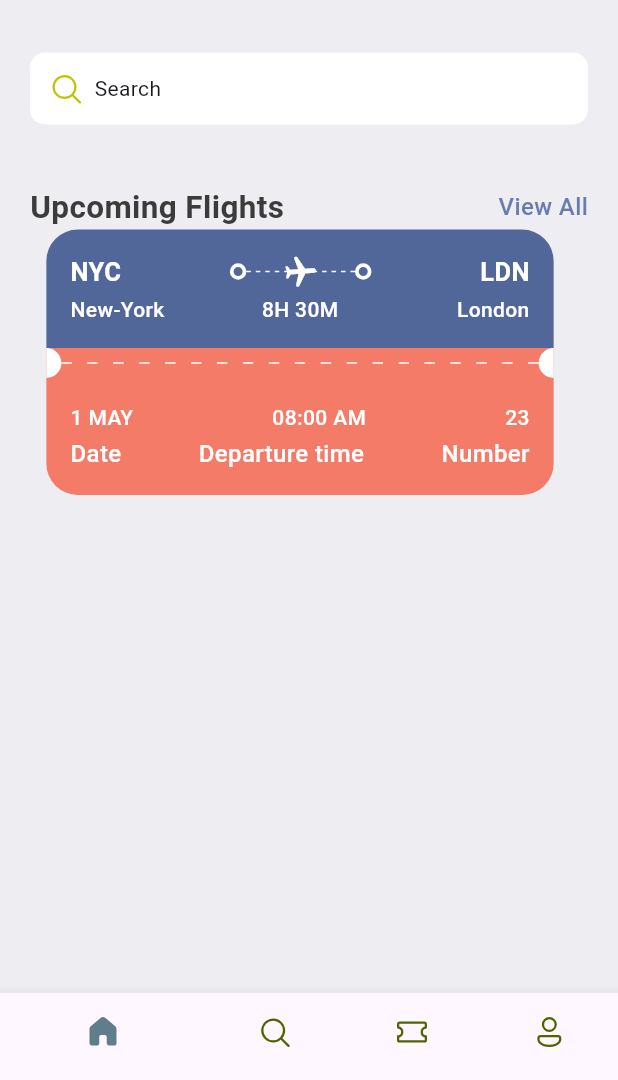
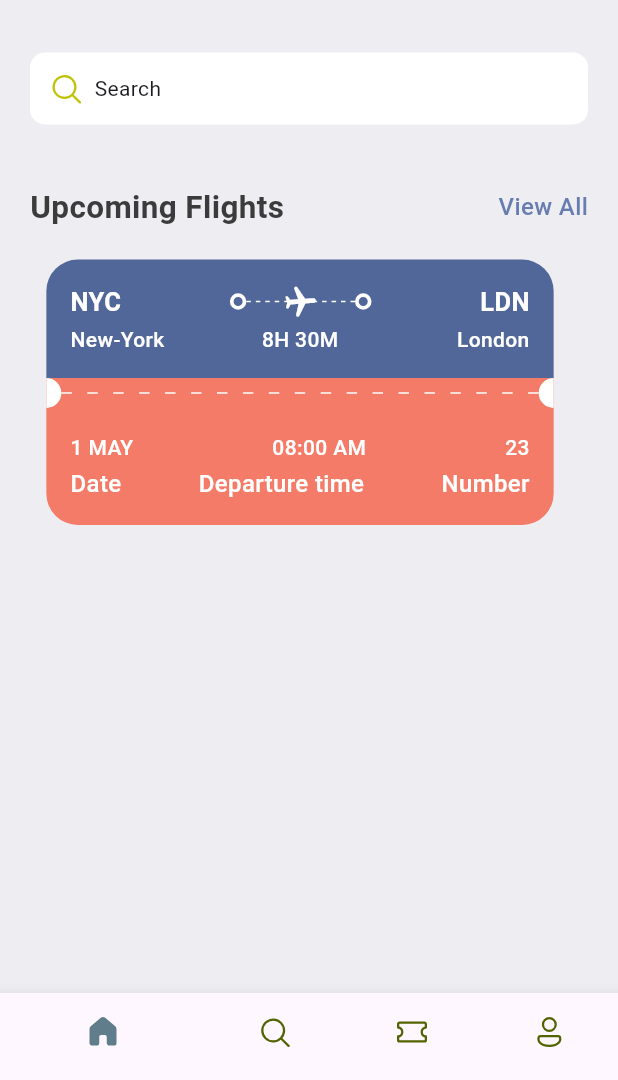
Before and after one commit to protzzz/flutter-test-demo, a Flutter app: the screen it shows after launch, on a phone screen of 412 x 824 dp, the part 156-1236 px from its top. Run offline on Flutter 3.47's test engine with Material 3 defaults, Android fonts, the phone set to English and light mode, and no system bars; our stand-ins replace fluentui_icons.

Commit message:
Updated: home_screen.dart

```diff
--- a/lib/screens/home_screen.dart
+++ b/lib/screens/home_screen.dart
@@ -77,10 +77,10 @@ class HomeScreen extends StatelessWidget {
                 ),
                 const AppDoubleText(
                     bigText: "Upcoming Flights", smallText: "View All"),
-                // const SizedBox(
-                //   height: 40,
-                // ),
-                TicketView()
+                const SizedBox(
+                  height: 20,
+                ),
+                const TicketView()
               ],
             ),
           ),
```
